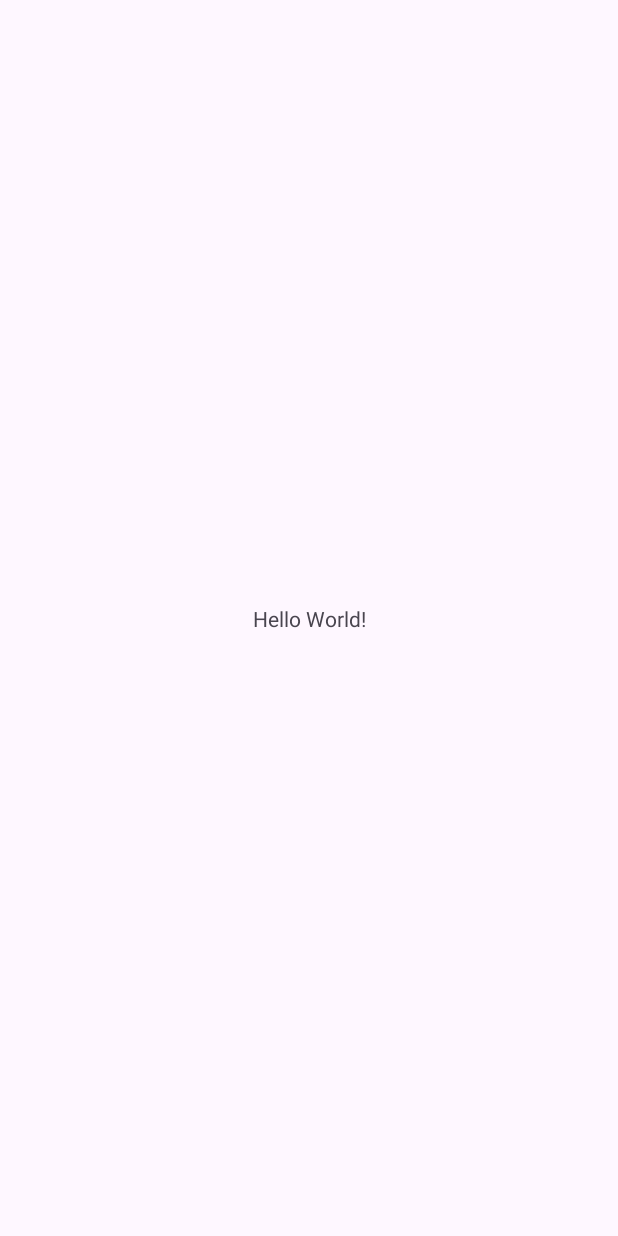
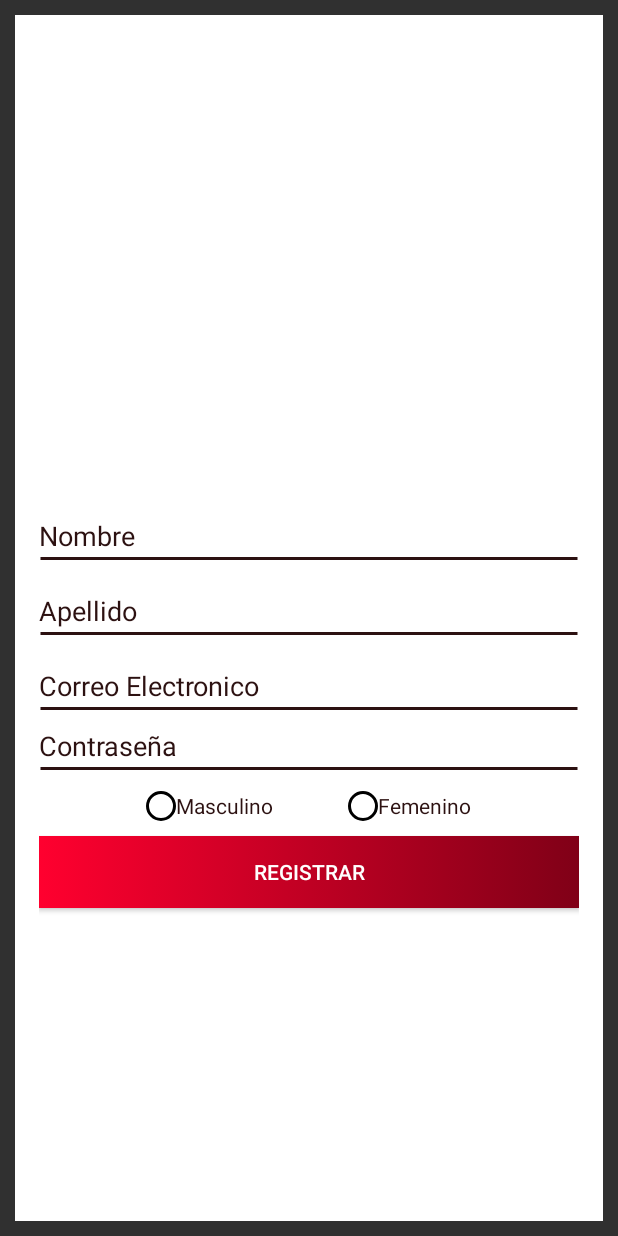
Before and after one commit to Mathyas45/AdoptaPupFinal, an Android app: the screen it shows after launch (MainActivity before the commit, Register after it), on a phone screen of 412 x 824 dp. Before the commit the screen is almost empty. Run offline under Robolectric (Android 15) with nearby library versions, the phone set to English and light mode, and no system bars.

Commit message:
Layoud Register

```diff
--- /dev/null
+++ b/app/src/main/java/com/pe/adoptapupfinal/Register.java
@@ -0,0 +1,14 @@
+package com.pe.adoptapupfinal;
+
+import androidx.appcompat.app.AppCompatActivity;
+
+import android.os.Bundle;
+
+public class Register extends AppCompatActivity {
+
+    @Override
+    protected void onCreate(Bundle savedInstanceState) {
+        super.onCreate(savedInstanceState);
+        setContentView(R.layout.activity_register);
+    }
+}
--- /dev/null
+++ b/app/src/main/res/drawable/colorbutton.xml
@@ -0,0 +1,10 @@
+<selector xmlns:android="http://schemas.android.com/apk/res/android">
+    <item>
+        <shape android:shape="rectangle">
+            <gradient
+                android:startColor="@color/Rojo"
+                android:endColor="@color/RojoOscuro"
+                android:angle="0" />
+        </shape>
+    </item>
+</selector>
--- /dev/null
+++ b/app/src/main/res/drawable/coloredittext.xml
@@ -0,0 +1,7 @@
+<layer-list xmlns:android="http://schemas.android.com/apk/res/android">
+    <item android:top="30dp">
+        <shape android:shape="line">
+            <stroke android:width="2dp" android:color="@color/Negrorojiso" />
+        </shape>
+    </item>
+</layer-list>
--- /dev/null
+++ b/app/src/main/res/drawable/radio_button_custom.xml
@@ -0,0 +1,5 @@
+<?xml version="1.0" encoding="utf-8"?>
+<selector xmlns:android="http://schemas.android.com/apk/res/android">
+    <item android:drawable="@drawable/radio_button_selected" android:state_checked="true" />
+    <item android:drawable="@drawable/radio_button_unselected" android:state_checked="false" />
+</selector>
--- /dev/null
+++ b/app/src/main/res/drawable/radio_button_selected.xml
@@ -0,0 +1,6 @@
+<?xml version="1.0" encoding="utf-8"?>
+<shape xmlns:android="http://schemas.android.com/apk/res/android">
+    <solid android:color="@color/Rojo" />
+    <size android:width="20dp" android:height="20dp" />
+    <corners android:radius="10dp" />
+</shape>
--- /dev/null
+++ b/app/src/main/res/drawable/radio_button_unselected.xml
@@ -0,0 +1,6 @@
+<?xml version="1.0" encoding="utf-8"?>
+<shape xmlns:android="http://schemas.android.com/apk/res/android">
+    <stroke android:color="@color/black" android:width="2dp" />
+    <size android:width="20dp" android:height="20dp" />
+    <corners android:radius="10dp" />
+</shape>
--- /dev/null
+++ b/app/src/main/res/layout/activity_register.xml
@@ -0,0 +1,93 @@
+<LinearLayout xmlns:android="http://schemas.android.com/apk/res/android"
+    xmlns:tools="http://schemas.android.com/tools"
+    android:layout_width="match_parent"
+    android:layout_height="match_parent"
+    android:orientation="vertical"
+    android:padding="16dp"
+    android:layout_margin="10dp"
+    android:background="@color/white"
+    tools:context=".Register">
+
+    <ImageView
+        android:layout_width="376dp"
+        android:layout_height="311dp" />
+
+    <EditText
+        android:id="@+id/editTextFirstName"
+        android:layout_width="match_parent"
+        android:layout_height="40dp"
+        android:layout_marginBottom="10dp"
+        android:background="@drawable/coloredittext"
+        android:hint="@string/Nombre"
+        android:textColorHint="@color/Negrorojiso"
+        android:textColor="@color/Negrorojiso" />
+
+    <EditText
+        android:id="@+id/editTextLastName"
+        android:layout_width="match_parent"
+        android:layout_height="40dp"
+        android:layout_marginBottom="10dp"
+        android:background="@drawable/coloredittext"
+        android:hint="@string/Apellidos"
+        android:textColorHint="@color/Negrorojiso"
+        android:textColor="@color/Negrorojiso" />
+
+    <EditText
+        android:id="@+id/editTextEmail"
+        android:layout_width="match_parent"
+        android:layout_height="40dp"
+        android:layout_marginBottom="0dp"
+        android:background="@drawable/coloredittext"
+        android:hint="@string/Correo"
+        android:inputType="textEmailAddress"
+        android:textColorHint="@color/Negrorojiso"
+        android:textColor="@color/Negrorojiso" />
+
+    <EditText
+        android:id="@+id/editTextPassword"
+        android:layout_width="match_parent"
+        android:layout_height="40dp"
+        android:layout_marginBottom="10dp"
+        android:background="@drawable/coloredittext"
+        android:hint="@string/Comtraseña"
+        android:inputType="textPassword"
+        android:textColorHint="@color/Negrorojiso"
+        android:textColor="@color/Negrorojiso" />
+
+    <RadioGroup
+        android:id="@+id/radioGroupGender"
+        android:layout_width="match_parent"
+        android:layout_height="wrap_content"
+        android:orientation="horizontal"
+        android:gravity="center"
+        android:layout_marginBottom="10dp">
+
+        <RadioButton
+            android:id="@+id/radioButtonMale"
+            android:layout_width="wrap_content"
+            android:layout_height="wrap_content"
+            android:text="@string/Masculino"
+            android:layout_marginRight="50dp"
+            android:button="@drawable/radio_button_custom"
+            android:textColorHint="@color/Negrorojiso"
+            android:textColor="@color/Negrorojiso" />
+
+        <RadioButton
+            android:id="@+id/radioButtonFemale"
+            android:layout_width="wrap_content"
+            android:layout_height="wrap_content"
+            android:text="@string/Femenino"
+            android:button="@drawable/radio_button_custom"
+            android:textColorHint="@color/Negrorojiso"
+            android:textColor="@color/Negrorojiso" />
+
+    </RadioGroup>
+
+    <Button
+        android:id="@+id/buttonRegister"
+        android:layout_width="match_parent"
+        android:layout_height="wrap_content"
+        android:text="@string/Registro"
+        android:background="@drawable/colorbutton" />
+
+</LinearLayout>
--- a/app/src/main/res/values/colors.xml
+++ b/app/src/main/res/values/colors.xml
@@ -2,4 +2,10 @@
 <resources>
     <color name="black">#FF000000</color>
     <color name="white">#FFFFFFFF</color>
+    <color name="Rosa">#FF4D6D</color>
+    <color name="RojoOscuro">#800017</color>
+    <color name="Rojo">#FF002F</color>
+    <color name="Guindo">#802637</color>
+    <color name="RojoNight">#CC0026</color>
+    <color name="Negrorojiso">#2C1111</color>
 </resources>
--- a/app/src/main/res/values/strings.xml
+++ b/app/src/main/res/values/strings.xml
@@ -1,3 +1,12 @@
 <resources>
     <string name="app_name">AdoptaPupFinal</string>
+    <string name="Nombre">Nombre</string>
+    <string name="Apellidos">Apellido</string>
+    <string name="Correo">Correo Electronico</string>
+    <string name="Comtraseña">Contraseña</string>
+    <string name="Masculino">Masculino</string>
+    <string name="Femenino">Femenino</string>
+    <string name="Registro">Registrar</string>
+
+
 </resources>
--- a/app/src/main/res/values/themes.xml
+++ b/app/src/main/res/values/themes.xml
@@ -1,6 +1,6 @@
 <resources xmlns:tools="http://schemas.android.com/tools">
     <!-- Base application theme. -->
-    <style name="Base.Theme.AdoptaPupFinal" parent="Theme.Material3.DayNight.NoActionBar">
+    <style name="Base.Theme.AdoptaPupFinal" parent="Theme.AppCompat.NoActionBar">
         <!-- Customize your light theme here. -->
         <!-- <item name="colorPrimary">@color/my_light_primary</item> -->
     </style>
```
Also changed, not shown: app/src/main/AndroidManifest.xml (+7 -1 lines), app/src/main/java/com/pe/adoptapupfinal/Raza.java (added, +14 -0 lines), app/src/main/res/layout/activity_raza.xml (added, +85 -0 lines).
